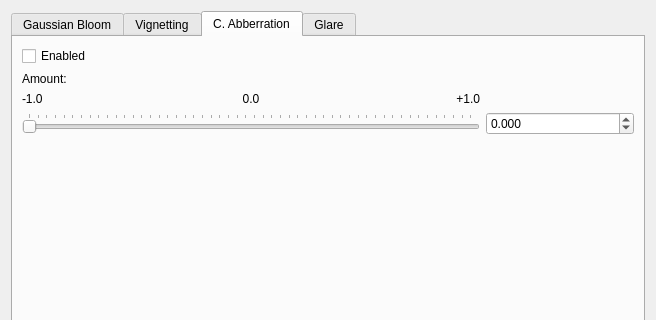
Before: the Qt Designer form qtgui/lenseffects.ui in sungsoo/luxrender-lux, drawn with Qt 5; both pictures show x 0 to 656 and y 0 to 320 of the 656 by 485 pixel window.
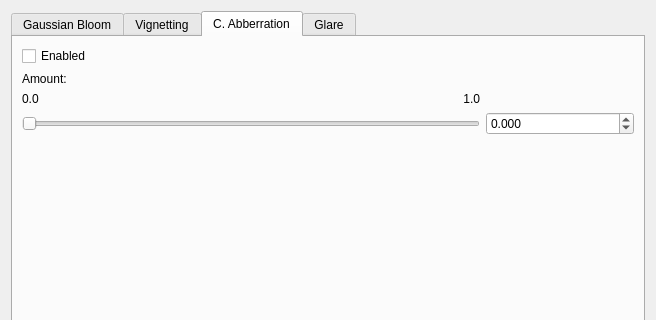
After: the same form once the commit is applied. The open tabs and pages were chosen to show the change.

Commit message: abberation is 0 - 1, not -1 - 0 - +1,

```diff
--- a/qtgui/lenseffects.ui
+++ b/qtgui/lenseffects.ui
@@ -314,14 +314,14 @@
          <item row="0" column="0">
           <widget class="QLabel" name="label_caAmountMin">
            <property name="text">
-            <string>-1.0</string>
+            <string>0.0</string>
            </property>
           </widget>
          </item>
          <item row="0" column="1">
           <widget class="QLabel" name="label_caAmountMed">
            <property name="text">
-            <string>0.0</string>
+            <string/>
            </property>
            <property name="alignment">
             <set>Qt::AlignCenter</set>
@@ -331,7 +331,7 @@
          <item row="0" column="2">
           <widget class="QLabel" name="checkBox_caAmountMax">
            <property name="text">
-            <string>+1.0</string>
+            <string>1.0</string>
            </property>
            <property name="alignment">
             <set>Qt::AlignRight|Qt::AlignTrailing|Qt::AlignVCenter</set>
@@ -350,10 +350,10 @@
             <enum>Qt::Horizontal</enum>
            </property>
            <property name="tickPosition">
-            <enum>QSlider::TicksAbove</enum>
+            <enum>QSlider::NoTicks</enum>
            </property>
            <property name="tickInterval">
-            <number>10</number>
+            <number>0</number>
            </property>
           </widget>
          </item>
```
Left out of the diff: 2 changed lines with no effect on the pictures.
